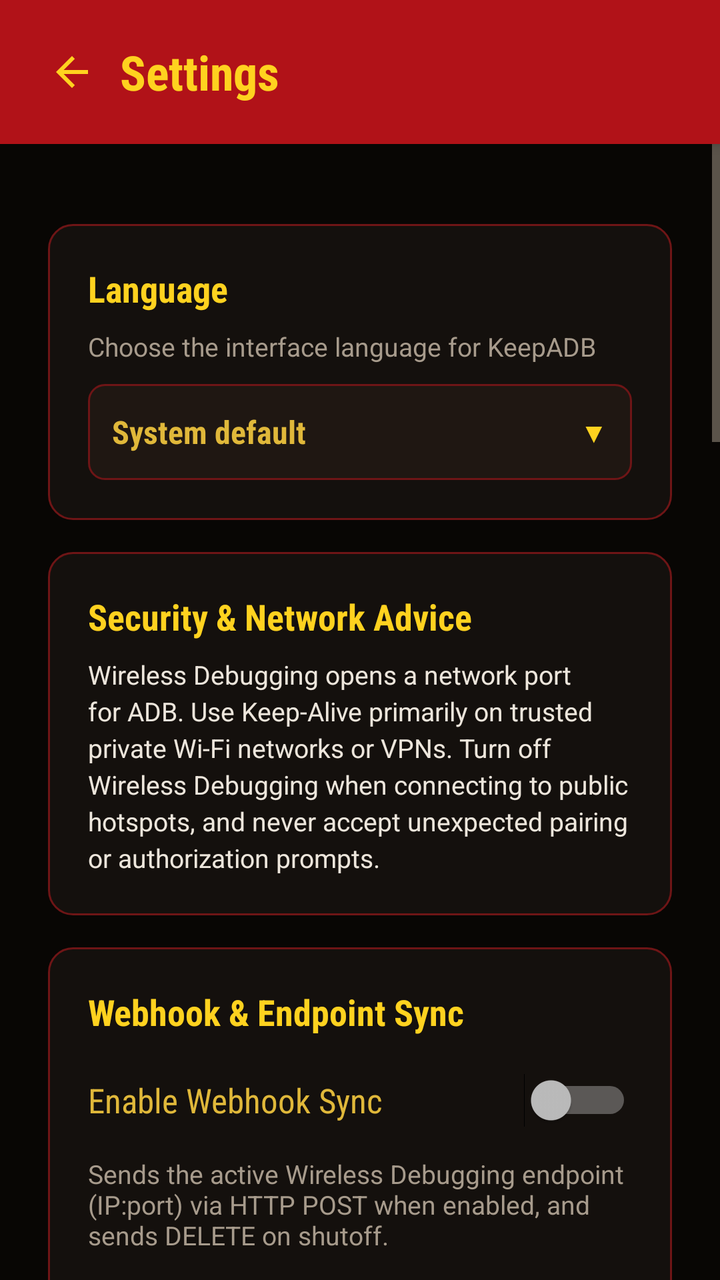
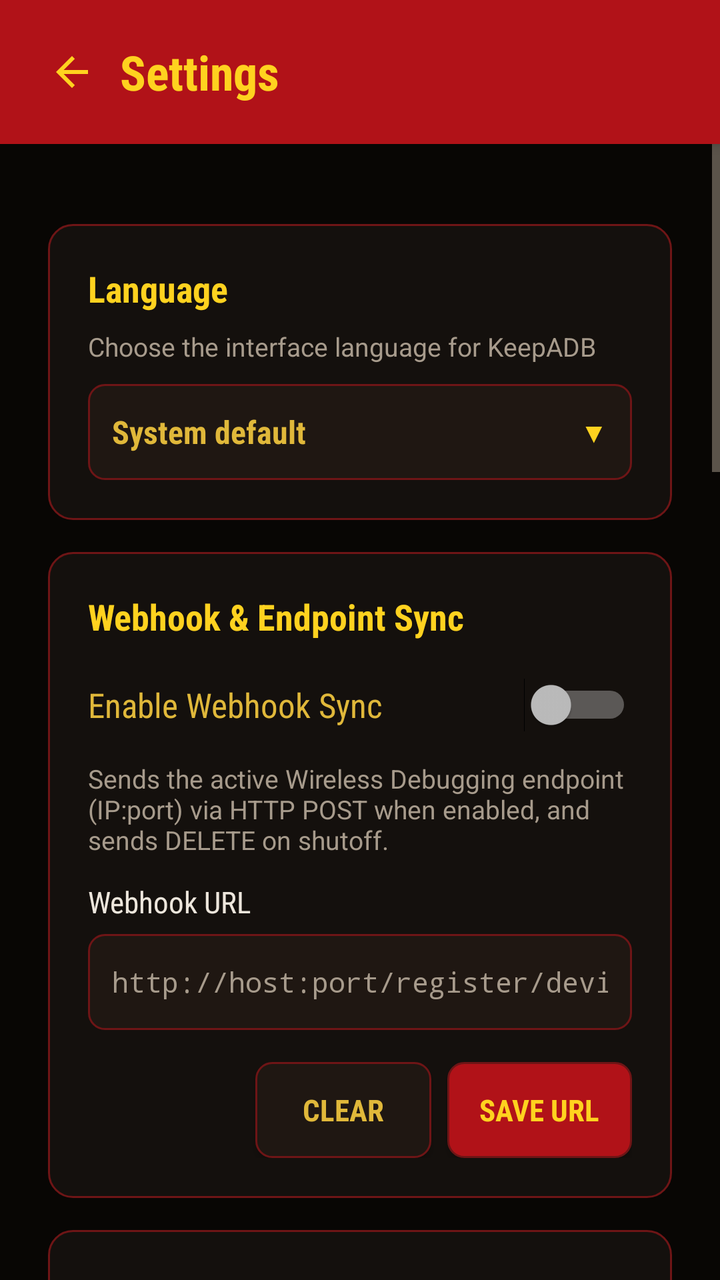

Two renders of the same Android screen: before a commit and after it. Below are the layout's source before the change and the commit's diff.
<!-- AndroidManifest.xml: application theme Theme.KeepADB -->
<!-- res/layout/activity_settings.xml -->
<?xml version="1.0" encoding="utf-8"?>
<LinearLayout xmlns:android="http://schemas.android.com/apk/res/android"
    android:layout_width="match_parent"
    android:layout_height="match_parent"
    android:background="@color/ground"
    android:orientation="vertical">

    
    <LinearLayout
        android:layout_width="match_parent"
        android:layout_height="wrap_content"
        android:background="@color/banner_red"
        android:elevation="4dp"
        android:gravity="center_vertical"
        android:orientation="horizontal"
        android:padding="12dp">

        <ImageButton
            android:id="@+id/btn_back"
            android:layout_width="48dp"
            android:layout_height="48dp"
            android:background="@drawable/bg_btn_header"
            android:contentDescription="@string/back"
            android:padding="12dp"
            android:src="@drawable/ic_arrow_back" />

        <TextView
            android:layout_width="0dp"
            android:layout_height="wrap_content"
            android:layout_weight="1"
            android:fontFamily="sans-serif-condensed"
            android:text="@string/title_settings"
            android:textColor="@color/title_yellow"
            android:textSize="24sp"
            android:textStyle="bold" />
    </LinearLayout>

    <ScrollView
        android:layout_width="match_parent"
        android:layout_height="0dp"
        android:layout_weight="1"
        android:fillViewport="true">

    <LinearLayout
        android:layout_width="match_parent"
        android:layout_height="wrap_content"
        android:orientation="vertical"
        android:padding="24dp">

        
        <LinearLayout
            android:id="@+id/settings_permission_panel"
            android:layout_width="match_parent"
            android:layout_height="wrap_content"
            android:layout_marginTop="16dp"
            android:background="@drawable/bg_panel"
            android:orientation="vertical"
            android:visibility="gone">

            <TextView
                android:layout_width="match_parent"
                android:layout_height="wrap_content"
                android:fontFamily="sans-serif-condensed"
                android:text="@string/setup_title"
                android:textColor="@color/title_yellow"
                android:textSize="18sp"
                android:textStyle="bold" />

            <TextView
                android:layout_width="match_parent"
                android:layout_height="wrap_content"
                android:layout_marginTop="8dp"
                android:fontFamily="sans-serif"
                android:text="@string/settings_permission_warning"
                android:textColor="@color/night_text"
                android:textSize="13sp" />
        </LinearLayout>

        
        <LinearLayout
            android:id="@+id/settings_language_panel"
            android:layout_width="match_parent"
            android:layout_height="wrap_content"
            android:layout_marginTop="16dp"
            android:background="@drawable/bg_panel"
            android:orientation="vertical">

            <TextView
                android:layout_width="match_parent"
                android:layout_height="wrap_content"
                android:layout_marginBottom="8dp"
                android:fontFamily="sans-serif-condensed"
                android:text="@string/settings_section_language"
                android:textColor="@color/title_yellow"
                android:textSize="18sp"
                android:textStyle="bold" />

            <TextView
                android:layout_width="match_parent"
                android:layout_height="wrap_content"
                android:fontFamily="sans-serif"
                android:text="@string/settings_language_subtext"
                android:textColor="@color/night_muted"
                android:textSize="13sp" />

            <LinearLayout
                android:id="@+id/settings_language_selector"
                android:layout_width="match_parent"
                android:layout_height="wrap_content"
                android:layout_marginTop="10dp"
                android:background="@drawable/bg_card_clickable"
                android:clickable="true"
                android:contentDescription="@string/settings_language_label"
                android:focusable="true"
                android:gravity="center_vertical"
                android:minHeight="48dp"
                android:orientation="horizontal"
                android:padding="12dp">

                <TextView
                    android:id="@+id/settings_language_selected_text"
                    android:layout_width="0dp"
                    android:layout_height="wrap_content"
                    android:layout_weight="1"
                    android:fontFamily="sans-serif-condensed"
                    android:text="@string/settings_language_system_default"
                    android:textColor="@color/text_yellow"
                    android:textSize="16sp"
                    android:textStyle="bold" />

                <TextView
                    android:layout_width="wrap_content"
                    android:layout_height="wrap_content"
                    android:fontFamily="sans-serif-condensed"
                    android:text="▼"
                    android:textColor="@color/title_yellow"
                    android:textSize="14sp" />
            </LinearLayout>
        </LinearLayout>

        
        <LinearLayout
            android:id="@+id/settings_security_panel"
            android:layout_width="match_parent"
            android:layout_height="wrap_content"
            android:layout_marginTop="16dp"
            android:background="@drawable/bg_panel"
            android:orientation="vertical">

            <TextView
                android:layout_width="match_parent"
                android:layout_height="wrap_content"
                android:layout_marginBottom="8dp"
                android:fontFamily="sans-serif-condensed"
                android:text="@string/settings_section_security"
                android:textColor="@color/title_yellow"
                android:textSize="18sp"
                android:textStyle="bold" />

            <TextView
                android:layout_width="match_parent"
                android:layout_height="wrap_content"
                android:fontFamily="sans-serif"
                android:lineSpacingExtra="3dp"
                android:text="@string/settings_security_body"
                android:textColor="@color/night_text"
                android:textSize="13sp" />
        </LinearLayout>

        
        <LinearLayout
            android:id="@+id/settings_webhook_panel"
            android:layout_width="match_parent"
            android:layout_height="wrap_content"
            android:layout_marginTop="16dp"
            android:background="@drawable/bg_panel"
            android:orientation="vertical">

            <TextView
                android:layout_width="match_parent"
                android:layout_height="wrap_content"
                android:layout_marginBottom="8dp"
                android:fontFamily="sans-serif-condensed"
                android:text="@string/settings_webhook_title"
                android:textColor="@color/title_yellow"
                android:textSize="18sp"
                android:textStyle="bold" />

            <Switch
                android:id="@+id/settings_webhook_toggle"
                android:layout_width="match_parent"
                android:layout_height="wrap_content"
                android:minHeight="48dp"
                android:fontFamily="sans-serif-condensed"
                android:text="@string/settings_webhook_toggle"
                android:textColor="@color/text_yellow"
                android:textSize="17sp" />

            <TextView
                android:layout_width="match_parent"
                android:layout_height="wrap_content"
                android:layout_marginTop="4dp"
                android:layout_marginBottom="12dp"
                android:fontFamily="sans-serif"
                android:text="@string/settings_webhook_subtext"
                android:textColor="@color/night_muted"
                android:textSize="13sp" />

            <TextView
                android:layout_width="match_parent"
                android:layout_height="wrap_content"
                android:fontFamily="sans-serif-condensed"
                android:text="@string/settings_webhook_url_label"
                android:textColor="@color/night_text"
                android:textSize="15sp" />

            <EditText
                android:id="@+id/settings_webhook_url"
                android:layout_width="match_parent"
                android:layout_height="wrap_content"
                android:layout_marginTop="6dp"
                android:background="@drawable/bg_input"
                android:fontFamily="monospace"
                android:hint="@string/settings_webhook_url_hint"
                android:inputType="textUri"
                android:minHeight="48dp"
                android:padding="12dp"
                android:textColor="@color/night_text"
                android:textColorHint="@color/night_muted"
                android:textSize="14sp" />

            <TextView
                android:id="@+id/settings_webhook_error"
                android:layout_width="match_parent"
                android:layout_height="wrap_content"
                android:layout_marginTop="6dp"
                android:fontFamily="sans-serif"
                android:textColor="@color/link_red"
                android:textSize="13sp"
                android:visibility="gone" />

            <LinearLayout
                android:layout_width="match_parent"
                android:layout_height="wrap_content"
                android:layout_marginTop="16dp"
                android:gravity="end"
                android:orientation="horizontal">

                <Button
                    android:id="@+id/settings_webhook_clear"
                    android:layout_width="wrap_content"
                    android:layout_height="wrap_content"
                    android:layout_marginEnd="8dp"
                    android:background="@drawable/bg_btn_secondary"
                    android:fontFamily="sans-serif-condensed"
                    android:minHeight="48dp"
                    android:paddingStart="16dp"
                    android:paddingTop="8dp"
                    android:paddingEnd="16dp"
                    android:paddingBottom="8dp"
                    android:text="@string/settings_webhook_btn_clear"
                    android:textColor="@color/text_yellow"
                    android:textSize="15sp"
                    android:textStyle="bold" />

                <Button
                    android:id="@+id/settings_webhook_save"
                    android:layout_width="wrap_content"
                    android:layout_height="wrap_content"
                    android:background="@drawable/bg_btn_primary"
                    android:fontFamily="sans-serif-condensed"
                    android:minHeight="48dp"
                    android:paddingStart="16dp"
                    android:paddingTop="8dp"
                    android:paddingEnd="16dp"
                    android:paddingBottom="8dp"
                    android:text="@string/settings_webhook_btn_save"
                    android:textColor="@color/title_yellow"
                    android:textSize="15sp"
                    android:textStyle="bold" />
            </LinearLayout>
        </LinearLayout>

        
        <LinearLayout
            android:id="@+id/settings_usb_notification_panel"
            android:layout_width="match_parent"
            android:layout_height="wrap_content"
            android:layout_marginTop="16dp"
            android:background="@drawable/bg_panel"
            android:orientation="vertical">

            <TextView
                android:layout_width="match_parent"
                android:layout_height="wrap_content"
                android:layout_marginBottom="8dp"
                android:fontFamily="sans-serif-condensed"
                android:text="@string/settings_section_usb_notification"
                android:textColor="@color/title_yellow"
                android:textSize="18sp"
                android:textStyle="bold" />

            <Switch
                android:id="@+id/settings_usb_notification_toggle"
                android:layout_width="match_parent"
                android:layout_height="wrap_content"
                android:minHeight="48dp"
                android:fontFamily="sans-serif-condensed"
                android:text="@string/settings_usb_notification_toggle"
                android:textColor="@color/text_yellow"
                android:textSize="17sp" />

            <TextView
                android:layout_width="match_parent"
                android:layout_height="wrap_content"
                android:layout_marginTop="4dp"
                android:fontFamily="sans-serif"
                android:text="@string/settings_usb_notification_subtext"
                android:textColor="@color/night_muted"
                android:textSize="13sp" />

            <Switch
                android:id="@+id/settings_usb_profile_notification_toggle"
                android:layout_width="match_parent"
                android:layout_height="wrap_content"
                android:layout_marginTop="12dp"
                android:minHeight="48dp"
                android:fontFamily="sans-serif-condensed"
                android:text="@string/settings_usb_profile_notification_toggle"
                android:textColor="@color/text_yellow"
                android:textSize="17sp" />

            <TextView
                android:layout_width="match_parent"
                android:layout_height="wrap_content"
                android:layout_marginTop="4dp"
                android:fontFamily="sans-serif"
                android:text="@string/settings_usb_profile_notification_subtext"
                android:textColor="@color/night_muted"
                android:textSize="13sp" />

            <TextView
                android:id="@+id/settings_usb_profile_summary"
                android:layout_width="match_parent"
                android:layout_height="wrap_content"
                android:layout_marginTop="12dp"
                android:fontFamily="sans-serif"
                android:textColor="@color/night_text"
                android:textSize="14sp" />

            <Button
                android:id="@+id/settings_usb_profile_action"
                android:layout_width="wrap_content"
                android:layout_height="wrap_content"
                android:layout_marginTop="8dp"
                android:background="@drawable/bg_btn_secondary"
                android:fontFamily="sans-serif-condensed"
                android:minHeight="48dp"
                android:paddingStart="16dp"
                android:paddingEnd="16dp"
                android:text="@string/usb_profile_create_button"
                android:textColor="@color/text_yellow"
                android:textSize="15sp"
                android:textStyle="bold" />
        </LinearLayout>

        
        <LinearLayout
            android:id="@+id/settings_usb_handover_panel"
            android:layout_width="match_parent"
            android:layout_height="wrap_content"
            android:layout_marginTop="16dp"
            android:background="@drawable/bg_panel"
            android:orientation="vertical">

            <TextView
                android:layout_width="match_parent"
                android:layout_height="wrap_content"
                android:layout_marginBottom="8dp"
                android:fontFamily="sans-serif-condensed"
                android:text="@string/settings_section_usb_handover"
                android:textColor="@color/title_yellow"
                android:textSize="18sp"
                android:textStyle="bold" />

            <TextView
                android:layout_width="match_parent"
                android:layout_height="wrap_content"
                android:fontFamily="sans-serif"
                android:text="@string/settings_usb_handover_subtext"
                android:textColor="@color/night_muted"
                android:textSize="13sp" />

            <LinearLayout
                android:id="@+id/settings_usb_handover_selector"
                android:layout_width="match_parent"
                android:layout_height="wrap_content"
                android:layout_marginTop="10dp"
                android:background="@drawable/bg_card_clickable"
                android:clickable="true"
                android:contentDescription="@string/settings_usb_handover_label"
                android:focusable="true"
                android:gravity="center_vertical"
                android:minHeight="48dp"
                android:orientation="horizontal"
                android:padding="12dp">

                <TextView
                    android:id="@+id/settings_usb_handover_selected_text"
                    android:layout_width="0dp"
                    android:layout_height="wrap_content"
                    android:layout_weight="1"
                    android:fontFamily="sans-serif-condensed"
                    android:text="@string/settings_usb_handover_mode_off"
                    android:textColor="@color/text_yellow"
                    android:textSize="16sp"
                    android:textStyle="bold" />

                <TextView
                    android:layout_width="wrap_content"
                    android:layout_height="wrap_content"
                    android:fontFamily="sans-serif-condensed"
                    android:text="▼"
                    android:textColor="@color/title_yellow"
                    android:textSize="14sp" />
            </LinearLayout>
        </LinearLayout>

        
        <LinearLayout
            android:id="@+id/settings_notification_panel"
            android:layout_width="match_parent"
            android:layout_height="wrap_content"
            android:layout_marginTop="16dp"
            android:background="@drawable/bg_panel"
            android:orientation="vertical">

            <TextView
                android:layout_width="match_parent"
                android:layout_height="wrap_content"
                android:layout_marginBottom="8dp"
                android:fontFamily="sans-serif-condensed"
                android:text="@string/settings_section_notification"
                android:textColor="@color/title_yellow"
                android:textSize="18sp"
                android:textStyle="bold" />

            <Switch
                android:id="@+id/settings_hide_notification_toggle"
                android:layout_width="match_parent"
                android:layout_height="wrap_content"
                android:minHeight="48dp"
                android:fontFamily="sans-serif-condensed"
                android:text="@string/settings_hide_notification_toggle"
                android:textColor="@color/text_yellow"
                android:textSize="17sp" />

            <TextView
                android:layout_width="match_parent"
                android:layout_height="wrap_content"
                android:layout_marginTop="4dp"
                android:fontFamily="sans-serif"
                android:text="@string/settings_hide_notification_subtext"
                android:textColor="@color/night_muted"
                android:textSize="13sp" />
        </LinearLayout>

        
        <LinearLayout
            android:id="@+id/settings_display_panel"
            android:layout_width="match_parent"
            android:layout_height="wrap_content"
            android:layout_marginTop="16dp"
            android:background="@drawable/bg_panel"
            android:orientation="vertical">

            <TextView
                android:layout_width="match_parent"
                android:layout_height="wrap_content"
                android:layout_marginBottom="8dp"
                android:fontFamily="sans-serif-condensed"
                android:text="@string/settings_section_display"
                android:textColor="@color/title_yellow"
                android:textSize="18sp"
                android:textStyle="bold" />

            <Switch
                android:id="@+id/settings_keep_display_on_toggle"
                android:layout_width="match_parent"
                android:layout_height="wrap_content"
                android:minHeight="48dp"
                android:fontFamily="sans-serif-condensed"
                android:text="@string/settings_keep_display_on_toggle"
                android:textColor="@color/text_yellow"
                android:textSize="17sp" />

            <TextView
                android:layout_width="match_parent"
                android:layout_height="wrap_content"
                android:layout_marginTop="4dp"
                android:fontFamily="sans-serif"
                android:text="@string/settings_keep_display_on_subtext"
                android:textColor="@color/night_muted"
                android:textSize="13sp" />
        </LinearLayout>

        <LinearLayout
            android:layout_width="match_parent"
            android:layout_height="wrap_content"
            android:layout_marginTop="16dp"
            android:orientation="vertical"
            android:paddingStart="16dp"
            android:paddingEnd="16dp">

            <Switch
                android:id="@+id/settings_advice_banner_toggle"
                android:layout_width="match_parent"
                android:layout_height="wrap_content"
                android:minHeight="48dp"
                android:fontFamily="sans-serif-condensed"
                android:text="@string/settings_advice_banner_toggle"
                android:textColor="@color/text_yellow"
                android:textSize="17sp" />

            <TextView
                android:layout_width="match_parent"
                android:layout_height="wrap_content"
                android:layout_marginTop="4dp"
                android:fontFamily="sans-serif"
                android:text="@string/settings_advice_banner_subtext"
                android:textColor="@color/night_muted"
                android:textSize="13sp" />
        </LinearLayout>

        
        <LinearLayout
            android:id="@+id/settings_diagnostics_panel"
            android:layout_width="match_parent"
            android:layout_height="wrap_content"
            android:layout_marginTop="16dp"
            android:background="@drawable/bg_panel"
            android:orientation="vertical">

            <TextView
                android:layout_width="match_parent"
                android:layout_height="wrap_content"
                android:layout_marginBottom="8dp"
                android:fontFamily="sans-serif-condensed"
                android:text="@string/settings_diagnostics_title"
                android:textColor="@color/title_yellow"
                android:textSize="18sp"
                android:textStyle="bold" />

            <TextView
                android:layout_width="match_parent"
                android:layout_height="wrap_content"
                android:fontFamily="sans-serif"
                android:text="@string/settings_diagnostics_subtext"
                android:textColor="@color/night_muted"
                android:textSize="13sp" />

            <Button
                android:id="@+id/settings_diagnostics_export"
                android:layout_width="wrap_content"
                android:layout_height="wrap_content"
                android:layout_marginTop="8dp"
                android:background="@drawable/bg_btn_secondary"
                android:fontFamily="sans-serif-condensed"
                android:minHeight="48dp"
                android:paddingStart="16dp"
                android:paddingEnd="16dp"
                android:text="@string/settings_diagnostics_export"
                android:textColor="@color/text_yellow"
                android:textSize="15sp"
                android:textStyle="bold" />

            <Button
                android:id="@+id/settings_issue_report"
                android:layout_width="wrap_content"
                android:layout_height="wrap_content"
                android:layout_marginTop="8dp"
                android:background="@drawable/bg_btn_primary"
                android:contentDescription="@string/settings_issue_report_accessibility"
                android:fontFamily="sans-serif-condensed"
                android:minHeight="48dp"
                android:paddingStart="16dp"
                android:paddingEnd="16dp"
                android:text="@string/settings_issue_report_button"
                android:textColor="@color/title_yellow"
                android:textSize="15sp"
                android:textStyle="bold" />
        </LinearLayout>

        
        <LinearLayout
            android:id="@+id/settings_version_panel"
            android:layout_width="match_parent"
            android:layout_height="wrap_content"
            android:layout_marginTop="16dp"
            android:background="@drawable/bg_panel"
            android:orientation="vertical">

            <TextView
                android:layout_width="match_parent"
                android:layout_height="wrap_content"
                android:layout_marginBottom="8dp"
                android:fontFamily="sans-serif-condensed"
                android:text="@string/settings_section_version"
                android:textColor="@color/title_yellow"
                android:textSize="18sp"
                android:textStyle="bold" />

            <TextView
                android:id="@+id/settings_version_name"
                android:layout_width="match_parent"
                android:layout_height="wrap_content"
                android:fontFamily="sans-serif"
                android:textColor="@color/night_muted"
                android:textSize="12sp" />

            <TextView
                android:id="@+id/settings_version_code"
                android:layout_width="match_parent"
                android:layout_height="wrap_content"
                android:fontFamily="sans-serif"
                android:textColor="@color/night_muted"
                android:textSize="12sp" />
        </LinearLayout>

    </LinearLayout>
    </ScrollView>
</LinearLayout>
<!-- resources referenced by this layout -->
<resources>
  <color name="banner_red">#B11218</color>
  <color name="ground">#080604</color>
  <color name="link_red">#E23A2E</color>
  <color name="night_muted">#A79B8C</color>
  <color name="night_text">#EDE6DC</color>
  <color name="text_yellow">#E0B83A</color>
  <color name="title_yellow">#FFD21F</color>
  <string name="back">Back</string>
  <string name="settings_advice_banner_subtext">Display a security warning banner at the top of the main screen.</string>
  <string name="settings_advice_banner_toggle">Show Security &amp; Network Advice</string>
  <string name="settings_diagnostics_export">Export diagnostics</string>
  <string name="settings_diagnostics_subtext">Keeps the latest 128 redacted events on this device. Export opens the Android share sheet.</string>
  <string name="settings_diagnostics_title">Diagnostics</string>
  <string name="settings_hide_notification_toggle">Hide persistent notification</string>
  <string name="settings_issue_report_accessibility">Open feedback about a problem or a translation</string>
  <string name="settings_issue_report_button">Report a problem or translation</string>
  <string name="settings_keep_display_on_toggle">Keep display on while KeepADB is in the foreground</string>
  <string name="settings_language_label">App Language</string>
  <string name="settings_language_subtext">Choose the interface language for KeepADB</string>
  <string name="settings_language_system_default">System default</string>
  <string name="settings_section_display">Display</string>
  <string name="settings_section_language">Language</string>
  <string name="settings_section_notification">Notification</string>
  <string name="settings_section_security">Security &amp; Network Advice</string>
  <string name="settings_section_usb_handover">USB → WLAN-ADB Handover</string>
  <string name="settings_section_usb_notification">USB-ADB notification</string>
  <string name="settings_section_version">Version</string>
  <string name="settings_security_body">Wireless Debugging opens a network port for ADB. Use Keep-Alive primarily on trusted private Wi-Fi networks or VPNs. Turn off Wireless Debugging when connecting to public hotspots, and never accept unexpected pairing or authorization prompts.</string>
  <string name="settings_usb_handover_label">Handover mode</string>
  <string name="settings_usb_handover_mode_off">Off</string>
  <string name="settings_usb_notification_subtext">Show a separate notification while USB debugging is active. The host is selected manually.</string>
  <string name="settings_usb_notification_toggle">Show USB-ADB notification</string>
  <string name="settings_usb_profile_notification_subtext">Show the selected host profile and endpoint details in the USB-ADB notification.</string>
  <string name="settings_usb_profile_notification_toggle">Show host profile in notification</string>
  <string name="settings_webhook_btn_clear">Clear</string>
  <string name="settings_webhook_btn_save">Save URL</string>
  <string name="settings_webhook_subtext">Sends the active Wireless Debugging endpoint (IP:port) via HTTP POST when enabled, and sends DELETE on shutoff.</string>
  <string name="settings_webhook_title">Webhook &amp; Endpoint Sync</string>
  <string name="settings_webhook_toggle">Enable Webhook Sync</string>
  <string name="settings_webhook_url_hint">http://host:port/register/device</string>
  <string name="settings_webhook_url_label">Webhook URL</string>
  <string name="setup_title">First-time setup</string>
  <string name="title_settings">Settings</string>
  <string name="usb_profile_create_button">Create host profile</string>
  <color name="primary_red">#D01822</color>
  <dimen name="radius_small">4dp</dimen>
  <color name="bright_yellow">#FFE15A</color>
  <dimen name="radius_control">8dp</dimen>
  <color name="border_red">#6E1516</color>
  <color name="panel_strong">#1F1712</color>
  <color name="panel">#14100D</color>
  <dimen name="radius_panel">12dp</dimen>
  <!-- unchanged entries left out for length: 12 -->
</resources>

<!-- the commit's change to res/layout/activity_settings.xml (unified diff, before → after) -->
@@ -136,35 +136,6 @@
                     android:textColor="@color/title_yellow"
                     android:textSize="14sp" />
             </LinearLayout>
-        </LinearLayout>
-
-        
-        <LinearLayout
-            android:id="@+id/settings_security_panel"
-            android:layout_width="match_parent"
-            android:layout_height="wrap_content"
-            android:layout_marginTop="16dp"
-            android:background="@drawable/bg_panel"
-            android:orientation="vertical">
-
-            <TextView
-                android:layout_width="match_parent"
-                android:layout_height="wrap_content"
-                android:layout_marginBottom="8dp"
-                android:fontFamily="sans-serif-condensed"
-                android:text="@string/settings_section_security"
-                android:textColor="@color/title_yellow"
-                android:textSize="18sp"
-                android:textStyle="bold" />
-
-            <TextView
-                android:layout_width="match_parent"
-                android:layout_height="wrap_content"
-                android:fontFamily="sans-serif"
-                android:lineSpacingExtra="3dp"
-                android:text="@string/settings_security_body"
-                android:textColor="@color/night_text"
-                android:textSize="13sp" />
         </LinearLayout>
 
         
<!-- resource entries referenced after the edit -->
@@ -23,11 +23,9 @@
   <string name="settings_section_display">Display</string>
   <string name="settings_section_language">Language</string>
   <string name="settings_section_notification">Notification</string>
-  <string name="settings_section_security">Security &amp; Network Advice</string>
   <string name="settings_section_usb_handover">USB → WLAN-ADB Handover</string>
   <string name="settings_section_usb_notification">USB-ADB notification</string>
   <string name="settings_section_version">Version</string>
-  <string name="settings_security_body">Wireless Debugging opens a network port for ADB. Use Keep-Alive primarily on trusted private Wi-Fi networks or VPNs. Turn off Wireless Debugging when connecting to public hotspots, and never accept unexpected pairing or authorization prompts.</string>
   <string name="settings_usb_handover_label">Handover mode</string>
   <string name="settings_usb_handover_mode_off">Off</string>
   <string name="settings_usb_notification_subtext">Show a separate notification while USB debugging is active. The host is selected manually.</string>
